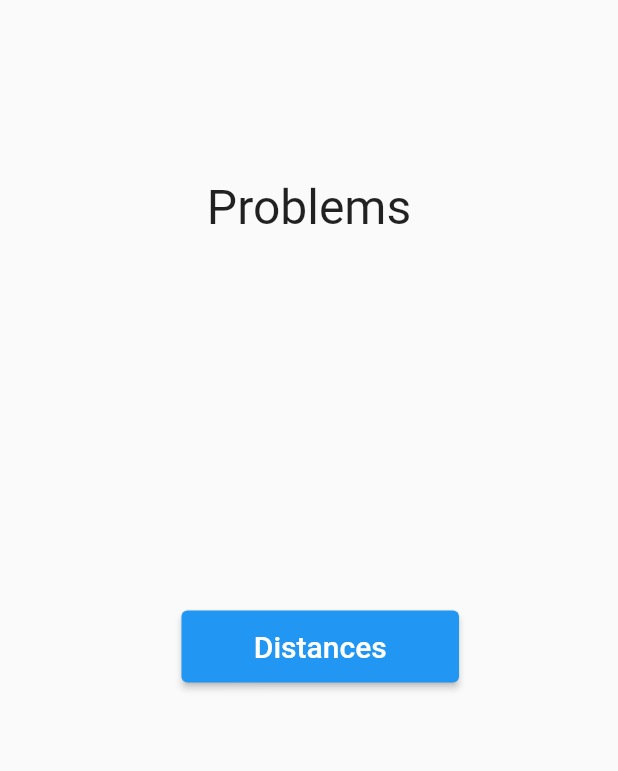
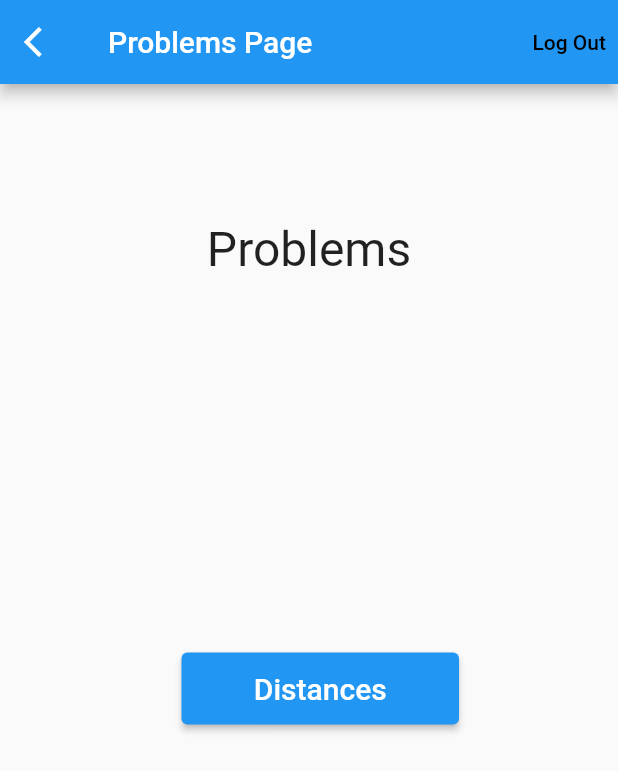
Before and after one commit to Martje55555/HackTx2021, a Flutter app: the Problems screen opened directly, on a phone screen of 412 x 824 dp. Shown: the top 771 px of the screen. Run offline on Flutter 3.47's test engine with Material 2 defaults, Android fonts, the phone set to English and light mode, and no system bars; our stand-ins replace flutter_secure_storage; missing offline and left inert: flutter_appauth; accounts and stored records are empty; network calls fail.

Commit message:
updated appBar

```diff
--- a/lib/global.dart
+++ b/lib/global.dart
@@ -1,5 +1,7 @@
 library global;
 
+bool isWhat = false;
+String empty = "";
 double light_year = 5879000000000;
 String dropDownValue = 'Select';
 String secdropDownValue = 'Select';
--- a/lib/pages/login.dart
+++ b/lib/pages/login.dart
@@ -7,6 +7,8 @@ import 'package:http/http.dart' as http;
 import 'package:flutter_appauth/flutter_appauth.dart';
 import 'package:flutter_secure_storage/flutter_secure_storage.dart';
 import './problems.dart';
+
+import '../global.dart' as globals;
 
 final FlutterAppAuth appAuth = FlutterAppAuth();
 final FlutterSecureStorage secureStorage = const FlutterSecureStorage();
@@ -100,11 +102,11 @@ class LoginPage extends StatefulWidget {
 /// -----------------------------------
 
 class _LoginPage extends State<LoginPage> {
-  bool isBusy = false;
-  bool isLoggedIn = false;
-  String errorMessage = "";
-  String name = "";
-  String picture = "";
+  bool isBusy = globals.isWhat;
+  bool isLoggedIn = globals.isWhat;
+  String errorMessage = globals.empty;
+  String name = globals.empty;
+  String picture = globals.empty;
 
   @override
   Widget build(BuildContext context) {
@@ -156,13 +158,10 @@ class _LoginPage extends State<LoginPage> {
     try {
       final AuthorizationTokenResponse result =
           await appAuth.authorizeAndExchangeCode(
-        AuthorizationTokenRequest(
-          AUTH0_CLIENT_ID,
-          AUTH0_REDIRECT_URI,
-          issuer: 'https://$AUTH0_DOMAIN',
-          scopes: ['openid', 'profile', 'offline_access'],
-          // promptValues: ['login']
-        ),
+        AuthorizationTokenRequest(AUTH0_CLIENT_ID, AUTH0_REDIRECT_URI,
+            issuer: 'https://$AUTH0_DOMAIN',
+            scopes: ['openid', 'profile', 'offline_access'],
+            promptValues: ['login']),
       );
 
       final idToken = parseIdToken(result.idToken);
--- a/lib/pages/problems.dart
+++ b/lib/pages/problems.dart
@@ -1,6 +1,9 @@
 import 'package:flutter/material.dart';
 import 'package:flutter/services.dart';
 import './distance.dart';
+import './login.dart';
+
+import '../global.dart' as globals;
 
 class Problems extends StatefulWidget {
   @override
@@ -11,6 +14,26 @@ class _Problems extends State<Problems> {
   @override
   Widget build(BuildContext context) {
     return Scaffold(
+      appBar: AppBar(
+          backgroundColor: Colors.blue,
+          leading: IconButton(
+            icon: Icon(Icons.arrow_back_ios),
+            onPressed: () {
+              Navigator.pop(context);
+            },
+          ),
+          actions: [
+            TextButton(
+              child: Text("Log Out", style: TextStyle(color: Colors.black)),
+              onPressed: () {
+                globals.isWhat = false;
+                globals.empty = "";
+                Navigator.of(context)
+                    .push(MaterialPageRoute(builder: (context) => LoginPage()));
+              },
+            ),
+          ],
+          title: Text("Problems Page")),
       body: Center(
         child: Column(
           mainAxisAlignment: MainAxisAlignment.center,
```
Also changed, not shown: lib/pages/conversion.dart (+17 -5 lines), lib/pages/distance.dart (+14 -2 lines).
